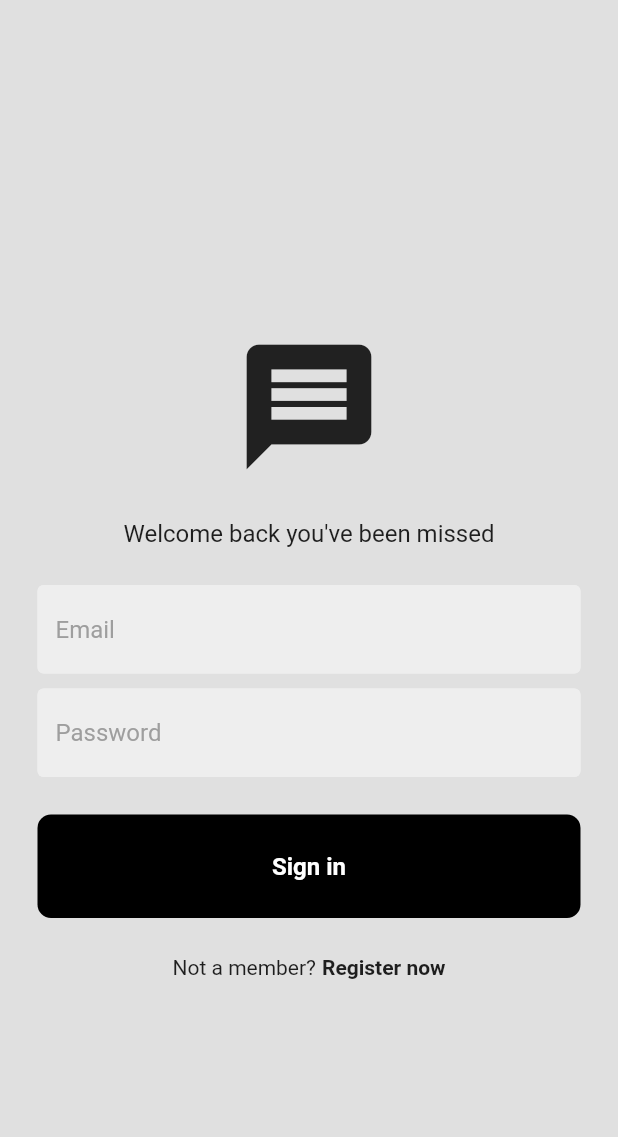
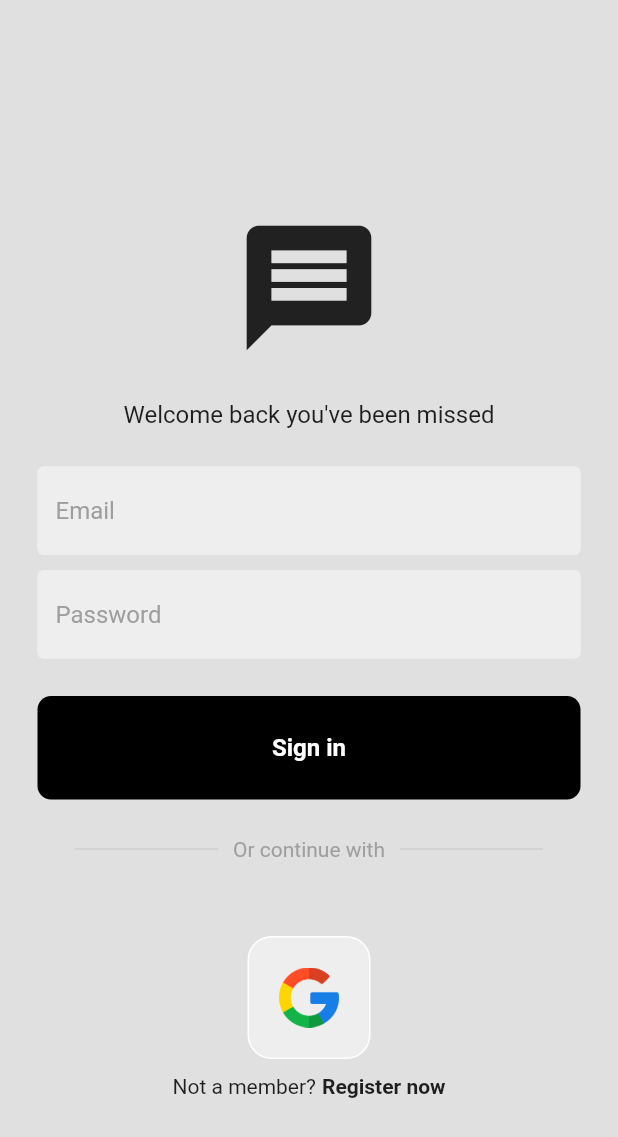
Before and after one commit to Davie7/simple_chat_app, a Flutter app: the screen it shows after launch, on a phone screen of 412 x 824 dp. Shown: the top 1137 px of the screen. Run offline on Flutter 3.47's test engine with Material 2 defaults, Android fonts, the phone set to English and light mode, and no system bars; our stand-ins replace cloud_firestore, firebase_auth, firebase_core, google_sign_in; accounts and stored records are empty.

```diff
--- a/lib/barrel/export.dart
+++ b/lib/barrel/export.dart
@@ -17,3 +17,4 @@ export 'package:chat_app/services/chat/chat_service.dart';
 export 'package:chat_app/utils/chat_bubble.dart';
 export 'package:chat_app/screens/chat_screen.dart';
 export 'package:intl/intl.dart'hide TextDirection;
+export 'package:google_sign_in/google_sign_in.dart';
--- a/lib/screens/login_screen.dart
+++ b/lib/screens/login_screen.dart
@@ -1,3 +1,5 @@
+import 'package:chat_app/utils/square_title.dart';
+
 import '../barrel/export.dart';
 
 class LoginScreen extends StatefulWidget {
@@ -88,6 +90,36 @@ class _LoginScreenState extends State<LoginScreen> {
                 const SizedBox(
                   height: 25,
                 ),
+                // or continue with
+                Padding(
+                  padding: const EdgeInsets.symmetric(horizontal: 25.0),
+                  child: Row(
+                    children: [
+                      Expanded(
+                        child: Divider(
+                          thickness: 0.5,
+                          color: Colors.grey[400],
+                        ),
+                      ),
+                      Padding(
+                        padding: const EdgeInsets.symmetric(horizontal: 10.0),
+                        child: Text('Or continue with',style: TextStyle(color: Colors.grey),),
+                      ),
+                      Expanded(
+                        child: Divider(
+                          thickness: 0.5,
+                          color: Colors.grey[400],
+                        ),
+                      ),
+                    ],
+                  ),
+                ),
+                const SizedBox(height: 50,),
+                // google sign in button
+                Center(
+                  child: SquareTile(imagePath: 'assets/images/google.png',),
+                ),
+                const SizedBox(height: 10),
                 // not a member? register now
                 Row(
                   mainAxisAlignment: MainAxisAlignment.center,
--- /dev/null
+++ b/lib/utils/square_title.dart
@@ -0,0 +1,28 @@
+import 'package:chat_app/barrel/export.dart';
+
+class SquareTile extends StatelessWidget {
+  final String imagePath;
+  final void Function()? onTap;
+  const SquareTile({super.key, required this.imagePath, this.onTap});
+
+  @override
+  Widget build(BuildContext context) {
+    return GestureDetector(
+      onTap: onTap,
+      child: Container(
+        padding: EdgeInsets.all(20),
+        decoration: BoxDecoration(
+          border: Border.all(
+            color: Colors.white,
+          ),
+          borderRadius: BorderRadius.circular(16),
+          color: Colors.grey[200],
+        ),
+        child: Image.asset(
+          imagePath,
+          height: 40,
+        ),
+      ),
+    );
+  }
+}
--- a/pubspec.yaml
+++ b/pubspec.yaml
@@ -36,6 +36,7 @@ dependencies:
   firebase_storage: ^11.2.2
   provider: ^6.0.5
   intl: ^0.18.1
+  google_sign_in: ^6.1.4
 
 
   # The following adds the Cupertino Icons font to your application.
@@ -65,8 +66,8 @@ flutter:
   uses-material-design: true
 
   # To add assets to your application, add an assets section, like this:
-  # assets:
-  #   - images/a_dot_burr.jpeg
+  assets:
+    - assets/images/
   #   - images/a_dot_ham.jpeg
 
   # An image asset can refer to one or more resolution-specific "variants", see
```
Also changed, not shown: assets/images/google.png (added), pubspec.lock.
